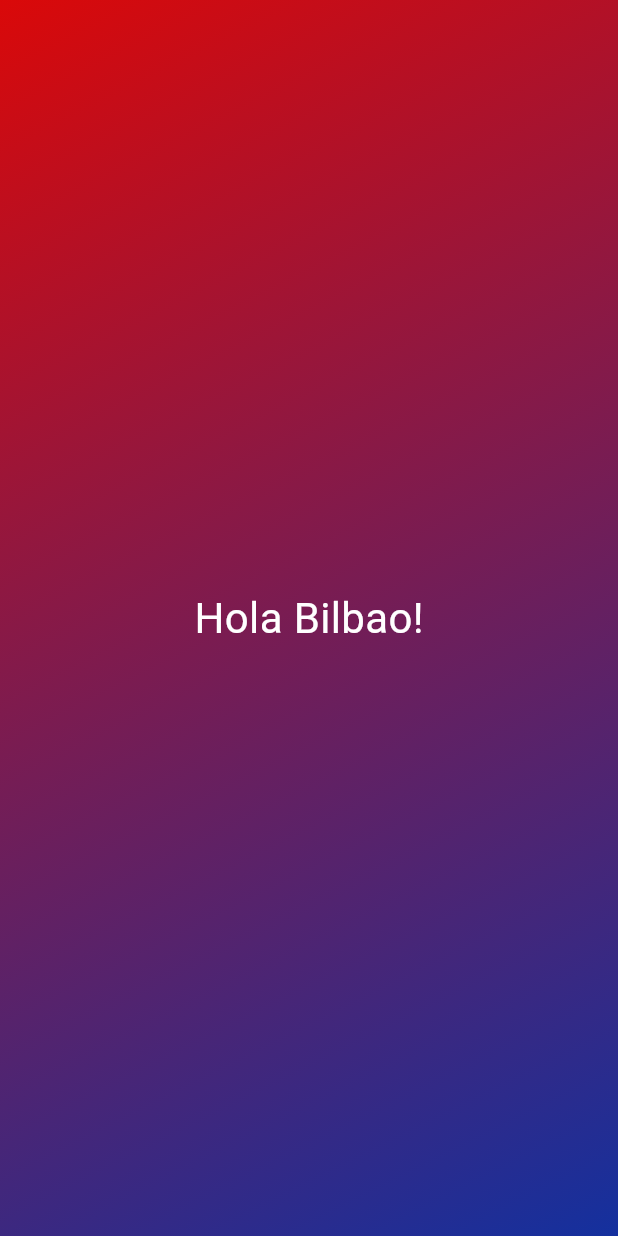
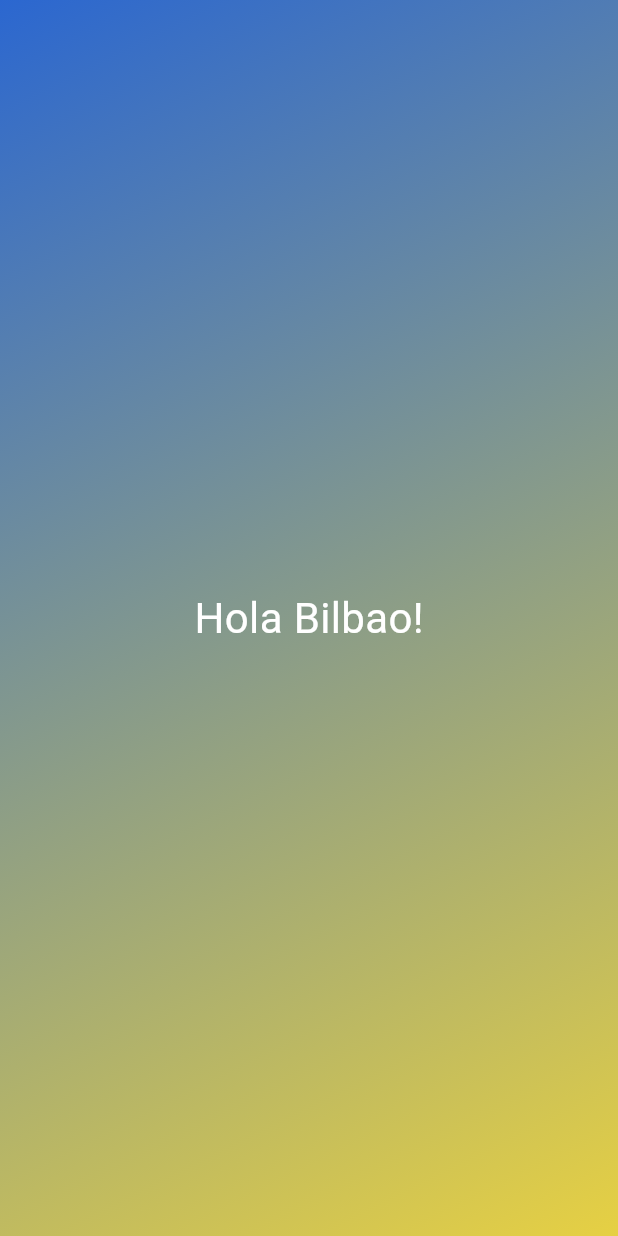
Before and after one commit to ibarretxe/Flutter-2024-Course-00-Intro, a Flutter app: the screen it shows after launch, on a phone screen of 412 x 824 dp. Run offline on Flutter 3.47's test engine with Material 3 defaults, Android fonts, the phone set to English and light mode, and no system bars.

Commit message:
Variables de colores

```diff
--- a/lib/gradient_container.dart
+++ b/lib/gradient_container.dart
@@ -4,16 +4,19 @@ import 'package:first_app/styled_text.dart';
 const startAlignment = Alignment.topLeft;
 const endAlignment = Alignment.bottomRight;
 class GradientContainer extends StatelessWidget {
-  const GradientContainer({super.key});
+  const GradientContainer(this.color1, this.color2, {super.key});
+
+  final Color color1;
+  final Color color2;
 
   @override
   Widget build(context) {
   return Container(
-          decoration: const BoxDecoration(
+          decoration: BoxDecoration(
             gradient: LinearGradient(
               colors: [
-                Color.fromARGB(255, 218, 9, 9),
-                Color.fromARGB(255, 20, 48, 158)
+                color1,
+                color2,
               ],
               begin: startAlignment,
               end: endAlignment,
--- a/lib/main.dart
+++ b/lib/main.dart
@@ -3,9 +3,9 @@ import 'package:first_app/gradient_container.dart';
 
 void main() {
   runApp(
-    MaterialApp(
+    const MaterialApp(
       home: Scaffold(
-        body: GradientContainer(),
+        body: GradientContainer(Color.fromRGBO(43, 103, 208, 1),Color.fromRGBO(230, 208, 67, 1)),
       ),
     ),
   );
```
